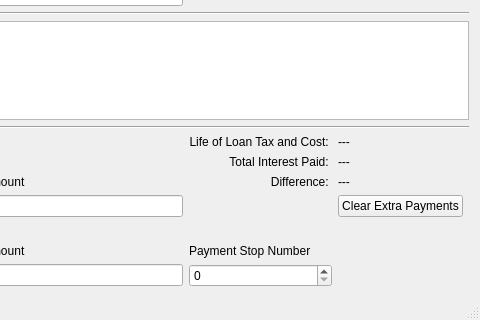
First picture: the form in mainwindow.ui, repository themattkerr/Mortgage_Calculator, before the edit; both pictures show x 175 to 655 and y 311 to 631 of the 655 by 631 pixel window.
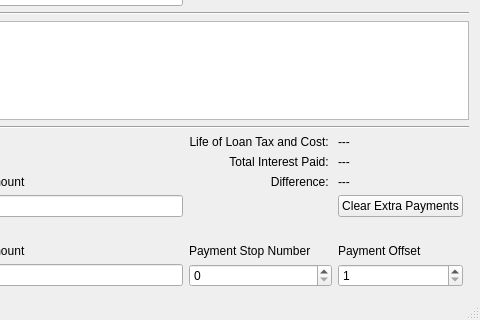
Second picture: the form after the edit.

Commit message: adding offset trial

Patch:
```diff
--- a/mainwindow.ui
+++ b/mainwindow.ui
@@ -556,6 +556,20 @@
       </property>
      </widget>
     </item>
+    <item row="20" column="3">
+     <widget class="QLabel" name="labelPaymentOffsetTitle">
+      <property name="text">
+       <string>Payment Offset</string>
+      </property>
+     </widget>
+    </item>
+    <item row="21" column="3">
+     <widget class="QSpinBox" name="spinBoxPaymentOffset">
+      <property name="minimum">
+       <number>1</number>
+      </property>
+     </widget>
+    </item>
    </layout>
   </widget>
   <widget class="QMenuBar" name="menuBar">
```
The commit also changes 4 other files.
